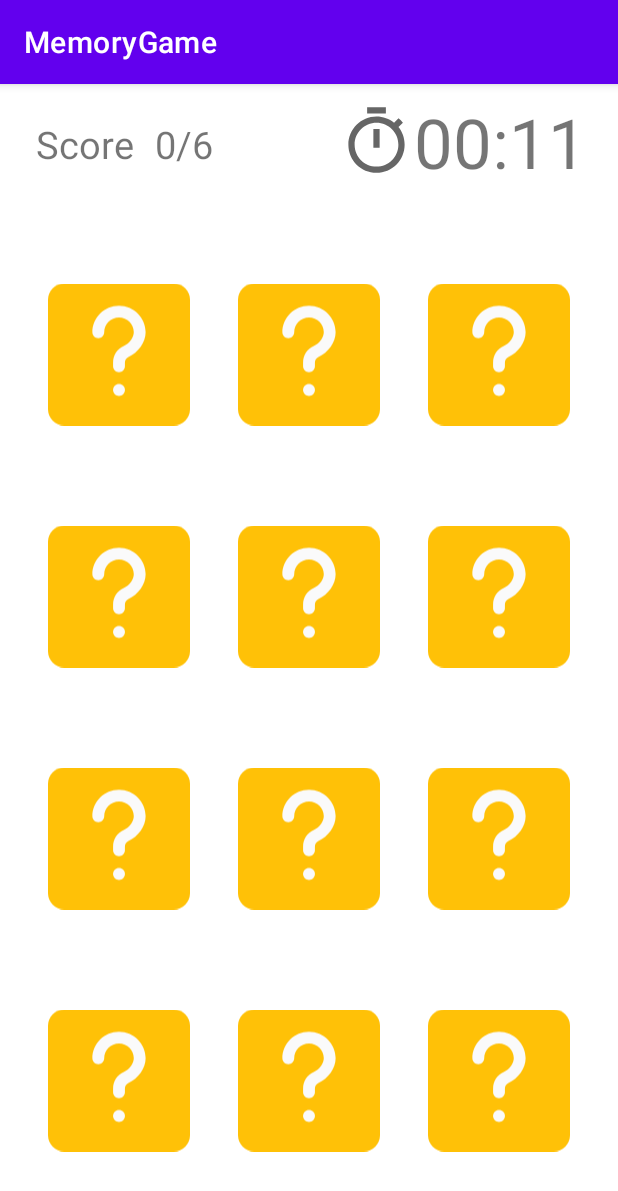
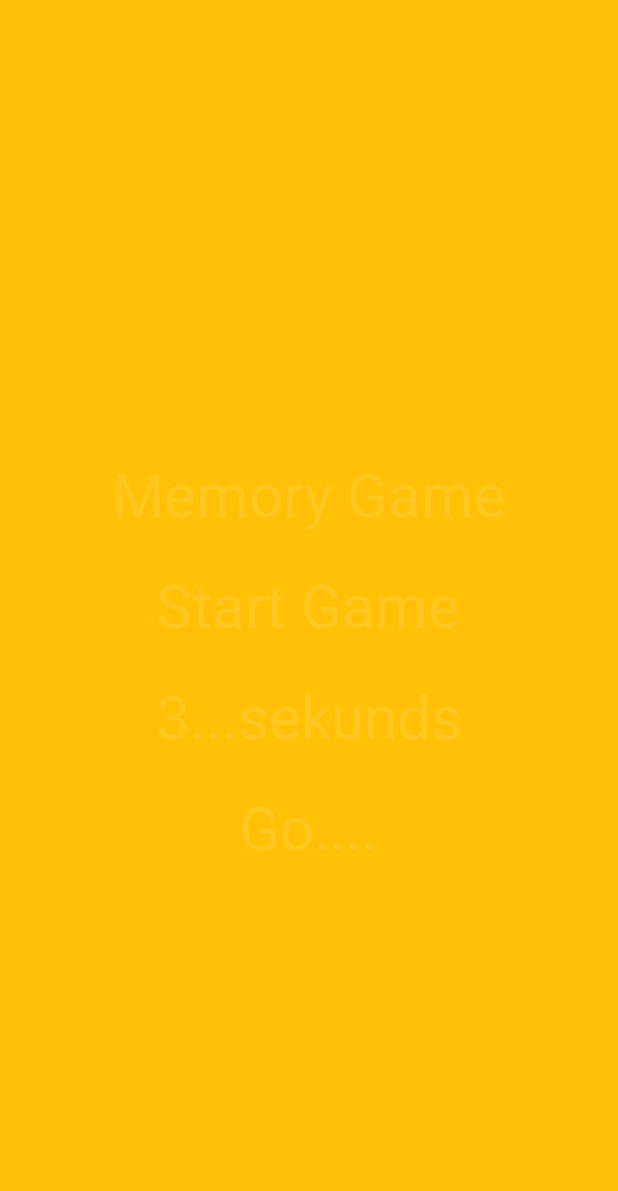
Before and after one commit to Fazliddin-141087/MemoryGameAnimation, an Android app: the first screen one second after launch (MainActivity before the commit, SplashActivity after it), on a phone screen of 412 x 824 dp. Shown: the top 1191 px of the screen. Run offline under Robolectric (Android 15) with nearby library versions, the phone set to English and light mode, and no system bars.

Commit message:
Memory Game animations android studio

```diff
--- /dev/null
+++ b/app/src/main/java/uz/pdp/memorygame/SplashActivity.kt
@@ -0,0 +1,36 @@
+package uz.pdp.memorygame
+
+import android.content.Intent
+import androidx.appcompat.app.AppCompatActivity
+import android.os.Bundle
+import android.os.Handler
+import android.os.Looper
+import android.view.animation.AnimationUtils
+import uz.pdp.memorygame.databinding.ActivitySplashBinding
+
+class SplashActivity : AppCompatActivity() {
+    lateinit var binding: ActivitySplashBinding
+    override fun onCreate(savedInstanceState: Bundle?) {
+        super.onCreate(savedInstanceState)
+        binding = ActivitySplashBinding.inflate(layoutInflater)
+        setContentView(binding.root)
+
+        supportActionBar?.elevation = 0f
+        supportActionBar?.title = ""
+
+        val loadAnimation = AnimationUtils.loadAnimation(this, R.anim.anim_text)
+
+        binding.tv1.startAnimation(loadAnimation)
+        binding.tv2.startAnimation(loadAnimation)
+        binding.tv3.startAnimation(loadAnimation)
+        binding.tv4.startAnimation(loadAnimation)
+
+
+        Handler(Looper.getMainLooper()).postDelayed({
+            var intent = Intent(this, MainActivity::class.java)
+            startActivity(intent)
+            finish()
+        }, 3000)
+
+    }
+}
--- /dev/null
+++ b/app/src/main/res/anim/anim_text.xml
@@ -0,0 +1,12 @@
+<?xml version="1.0" encoding="utf-8"?>
+<set xmlns:android="http://schemas.android.com/apk/res/android">
+    <translate
+        android:duration="1500"
+        android:fromXDelta="-50%"
+        android:fromYDelta="0%" />
+
+    <alpha
+        android:duration="1500"
+        android:fromAlpha="0.1"
+        android:toAlpha="1.0" />
+</set>
--- a/app/src/main/res/drawable/ic_question.xml
+++ b/app/src/main/res/drawable/ic_question.xml
@@ -5,7 +5,7 @@
     android:viewportHeight="512">
   <path
       android:pathData="m453.332,0h-394.664c-32.363,0 -58.668,26.305 -58.668,58.668v394.664c0,32.363 26.305,58.668 58.668,58.668h394.664c32.363,0 58.668,-26.305 58.668,-58.668v-394.664c0,-32.363 -26.305,-58.668 -58.668,-58.668zM453.332,0"
-      android:fillColor="#ffc107"/>
+      android:fillColor="@color/yellov"/>
   <path
       android:pathData="m277.332,384c0,11.781 -9.551,21.332 -21.332,21.332s-21.332,-9.551 -21.332,-21.332 9.551,-21.332 21.332,-21.332 21.332,9.551 21.332,21.332zM277.332,384"
       android:fillColor="#fafafa"/>
--- /dev/null
+++ b/app/src/main/res/layout/activity_splash.xml
@@ -0,0 +1,45 @@
+<?xml version="1.0" encoding="utf-8"?>
+<LinearLayout xmlns:android="http://schemas.android.com/apk/res/android"
+    xmlns:tools="http://schemas.android.com/tools"
+    android:layout_width="match_parent"
+    android:layout_height="match_parent"
+    android:background="@color/yellov"
+    android:gravity="center"
+    android:orientation="vertical"
+    tools:context=".SplashActivity">
+
+    <TextView
+        android:id="@+id/tv1"
+        android:layout_width="wrap_content"
+        android:layout_height="wrap_content"
+        android:text="Memory Game"
+        android:textColor="@color/white"
+        android:textSize="40sp" />
+
+    <TextView
+        android:id="@+id/tv2"
+        android:layout_width="wrap_content"
+        android:layout_height="wrap_content"
+        android:layout_marginTop="20dp"
+        android:text="Start Game"
+        android:textColor="@color/white"
+        android:textSize="40sp" />
+
+    <TextView
+        android:id="@+id/tv3"
+        android:layout_width="wrap_content"
+        android:layout_height="wrap_content"
+        android:layout_marginTop="20dp"
+        android:text="3...sekunds"
+        android:textColor="@color/white"
+        android:textSize="40sp" />
+
+    <TextView
+        android:id="@+id/tv4"
+        android:layout_width="wrap_content"
+        android:layout_height="wrap_content"
+        android:layout_marginTop="20dp"
+        android:text="Go...."
+        android:textColor="@color/white"
+        android:textSize="40sp" />
+</LinearLayout>
--- a/app/src/main/res/values/colors.xml
+++ b/app/src/main/res/values/colors.xml
@@ -7,4 +7,5 @@
     <color name="teal_700">#FF018786</color>
     <color name="black">#FF000000</color>
     <color name="white">#FFFFFFFF</color>
+    <color name="yellov">#ffc107</color>
 </resources>
--- a/app/src/main/res/values/themes.xml
+++ b/app/src/main/res/values/themes.xml
@@ -2,8 +2,8 @@
     <!-- Base application theme. -->
     <style name="Theme.MemoryGame" parent="Theme.MaterialComponents.DayNight.DarkActionBar">
         <!-- Primary brand color. -->
-        <item name="colorPrimary">@color/purple_500</item>
-        <item name="colorPrimaryVariant">@color/purple_700</item>
+        <item name="colorPrimary">@color/yellov</item>
+        <item name="colorPrimaryVariant">@color/yellov</item>
         <item name="colorOnPrimary">@color/white</item>
         <!-- Secondary brand color. -->
         <item name="colorSecondary">@color/teal_200</item>
--- a/build.gradle
+++ b/build.gradle
@@ -6,8 +6,8 @@ buildscript {
         mavenCentral()
     }
     dependencies {
-        classpath "com.android.tools.build:gradle:4.2.1"
-        classpath "org.jetbrains.kotlin:kotlin-gradle-plugin:$kotlin_version"
+        classpath "com.android.tools.build:gradle:4.2.2"
+        classpath "org.jetbrains.kotlin:kotlin-gradle-plugin:1.5.31"
 
         // NOTE: Do not place your application dependencies here; they belong
         // in the individual module build.gradle files
```
Also changed, not shown: app/build.gradle (+12 -9 lines), app/src/main/AndroidManifest.xml (+8 -3 lines), app/src/main/java/uz/pdp/memorygame/MainActivity.kt (+84 -45 lines), app/src/main/res/layout/activity_main.xml (+13 -0 lines), app/src/main/res/drawable/icon.png (added).
